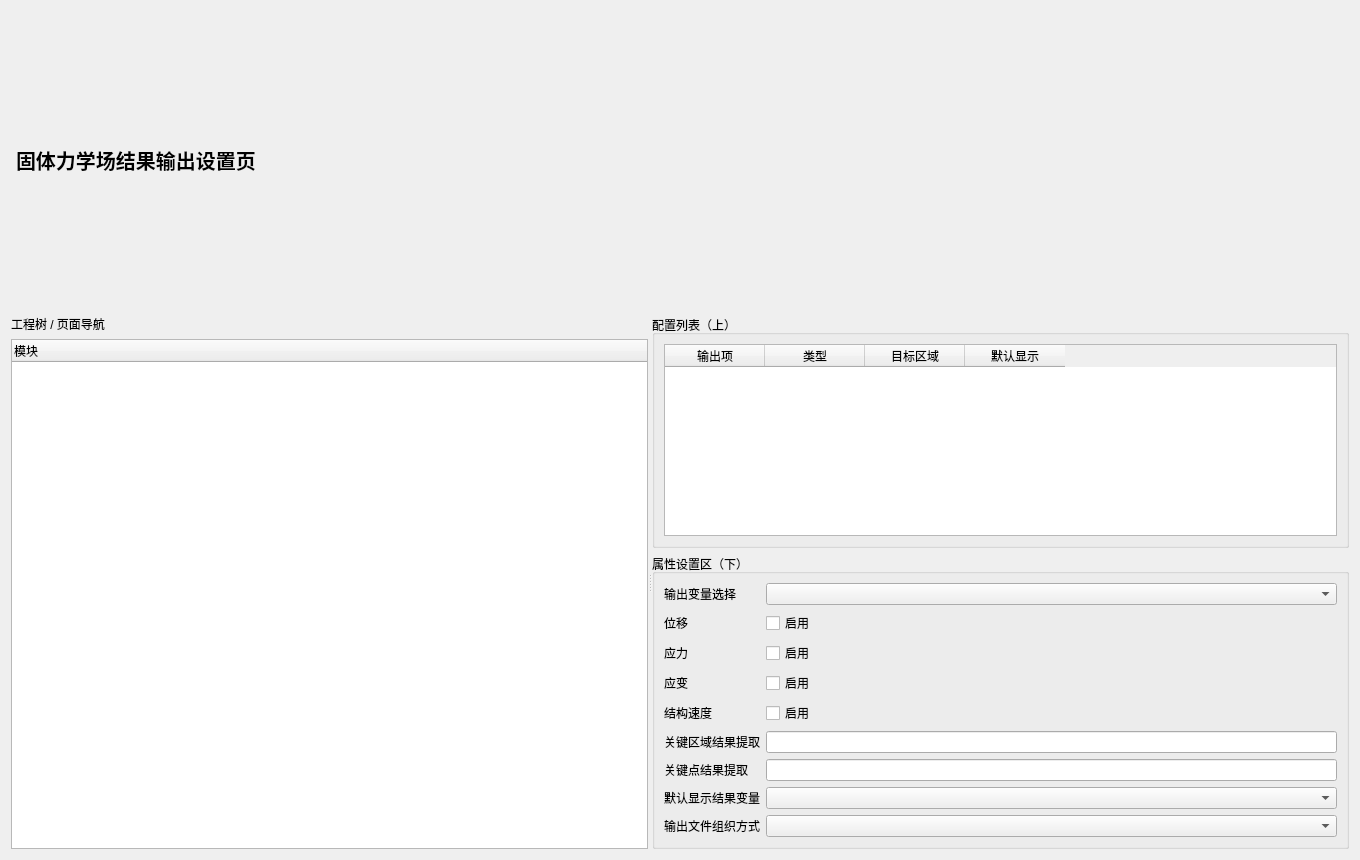
First picture: the form in plugins/Base_Display/SolidResultOutputPage.ui, repository asd977/base_cae, before the edit.
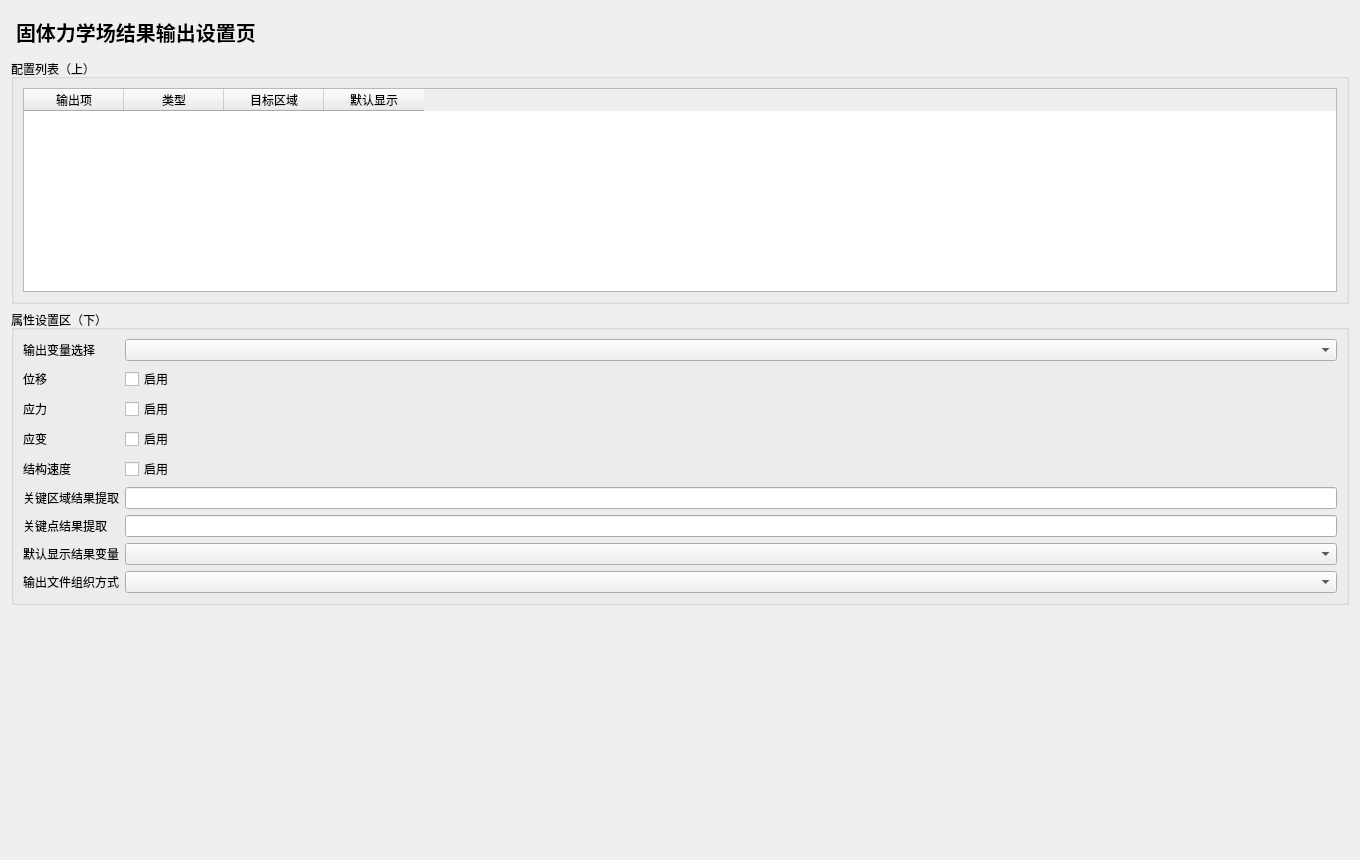
Second picture: the form after the edit.

Commit message: 按评审意见移除左侧导航并补充底部纵向弹簧

Diff of the .ui file:
```diff
--- a/plugins/Base_Display/SolidResultOutputPage.ui
+++ b/plugins/Base_Display/SolidResultOutputPage.ui
@@ -6,17 +6,6 @@
   <layout class="QVBoxLayout" name="rootLayout">
    <item><widget class="QLabel" name="titleLabel"><property name="styleSheet"><string notr="true">font-size:20px;font-weight:700;padding:6px 0;</string></property><property name="text"><string>固体力学场结果输出设置页</string></property></widget></item>
    <item>
-    <widget class="QSplitter" name="mainSplitter">
-     <property name="orientation"><enum>Qt::Horizontal</enum></property>
-     <widget class="QWidget" name="leftPanel">
-      <layout class="QVBoxLayout" name="leftLayout">
-       <item><widget class="QLabel" name="navTitle"><property name="text"><string>工程树 / 页面导航</string></property></widget></item>
-       <item><widget class="QTreeWidget" name="navTree"><column><property name="text"><string>模块</string></property></column></widget></item>
-      </layout>
-     </widget>
-     <widget class="QWidget" name="rightPanel">
-      <layout class="QVBoxLayout" name="rightLayout">
-       <item>
         <widget class="QGroupBox" name="listGroup"><property name="title"><string>配置列表（上）</string></property>
          <layout class="QVBoxLayout" name="listLayout">
           <item><widget class="QTableWidget" name="configTable">              <column><property name="text"><string>输出项</string></property></column>
@@ -51,9 +40,11 @@
          </layout>
         </widget>
        </item>
-      </layout>
-     </widget>
-    </widget>
+   <item>
+    <spacer name="verticalSpacer">
+     <property name="orientation"><enum>Qt::Vertical</enum></property>
+     <property name="sizeHint" stdset="0"><size><width>20</width><height>40</height></size></property>
+    </spacer>
    </item>
   </layout>
  </widget>
```
Left out of the diff: 3 changed lines with no effect on the pictures. Lines whose indentation alone changed are shown as unchanged. The commit also changes 23 other files.
